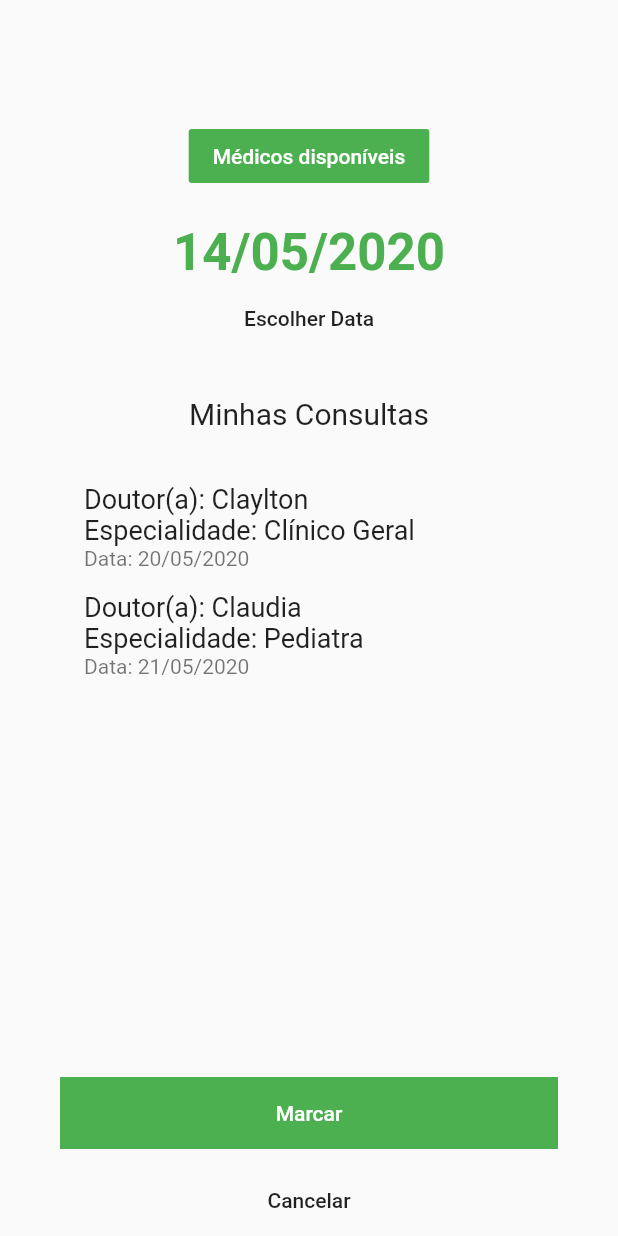
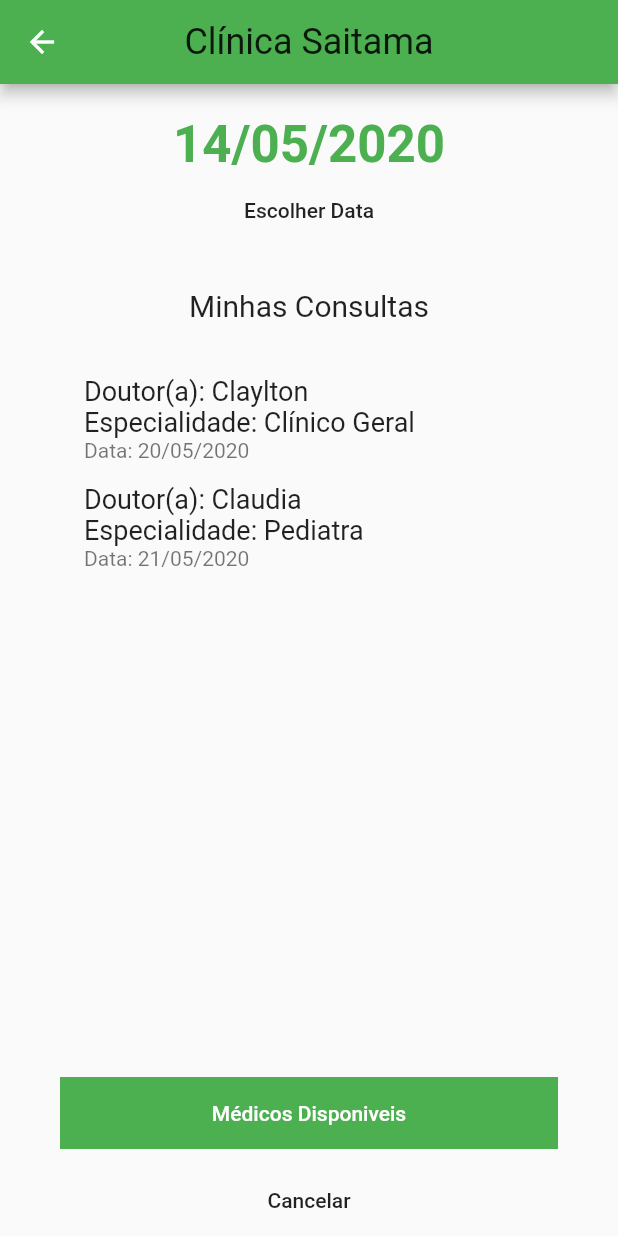
Before and after one commit to claylton/Clinica, a Flutter app: the ConsultaView screen opened directly, on a phone screen of 412 x 824 dp. Run offline on Flutter 3.47's test engine with Material 2 defaults, Android fonts, the light colour scheme and no system bars; our stand-ins replace firebase_auth, firebase_database, fluttertoast, shared_preferences; accounts and stored records are empty.

Commit message:
Mudando o layout da pág consultas

```diff
--- a/lib/view/consulta.view.dart
+++ b/lib/view/consulta.view.dart
@@ -36,13 +36,18 @@ class _ConsultaViewState extends State<ConsultaView> {
   @override
   Widget build(BuildContext context) {
     return Scaffold(
-      //body: SingleChildScrollView(
-      //child:
+      appBar: AppBar(
+        title: Text(
+          "Clínica Saitama",
+          style: Theme.of(context).textTheme.headline5,
+        ),
+        centerTitle: true,
+      ),
       body: Column(
         children: <Widget>[
           Padding(
             padding: const EdgeInsets.only(
-              top: 80,
+              //top: 80,
               left: 40.0,
               right: 40.0,
             ),
@@ -50,26 +55,6 @@ class _ConsultaViewState extends State<ConsultaView> {
               key: _formKey,
               child: Column(
                 children: <Widget>[
-                  //Container(
-                  FlatButton(
-                    color: Theme.of(context).primaryColor,
-                    onPressed: () {
-                      Navigator.push(
-                        context,
-                        MaterialPageRoute(
-                          builder: (context) => ListaMedico(),
-                        ),
-                      );
-                    },
-                    child: Text(
-                      "Médicos disponíveis",
-                      style: TextStyle(color: Colors.white),
-                    ),
-                    // shape: new RoundedRectangleBorder(
-                    //   borderRadius: new BorderRadius.circular(1.0),
-                    // ),
-                  ),
-                  //),
                   Padding(
                     padding: const EdgeInsets.only(
                       top: 20,
@@ -121,14 +106,15 @@ class _ConsultaViewState extends State<ConsultaView> {
               bottom: 10,
             ),
             child: TDButton(
-              text: "Marcar",
+              text: "Médicos Disponiveis",
               width: double.infinity,
               callback: () {
-                if (!_formKey.currentState.validate()) {
-                  return;
-                }
-
-                _formKey.currentState.save();
+                Navigator.push(
+                  context,
+                  MaterialPageRoute(
+                    builder: (context) => ListaMedico(),
+                  ),
+                );
               },
             ),
           ),
```
